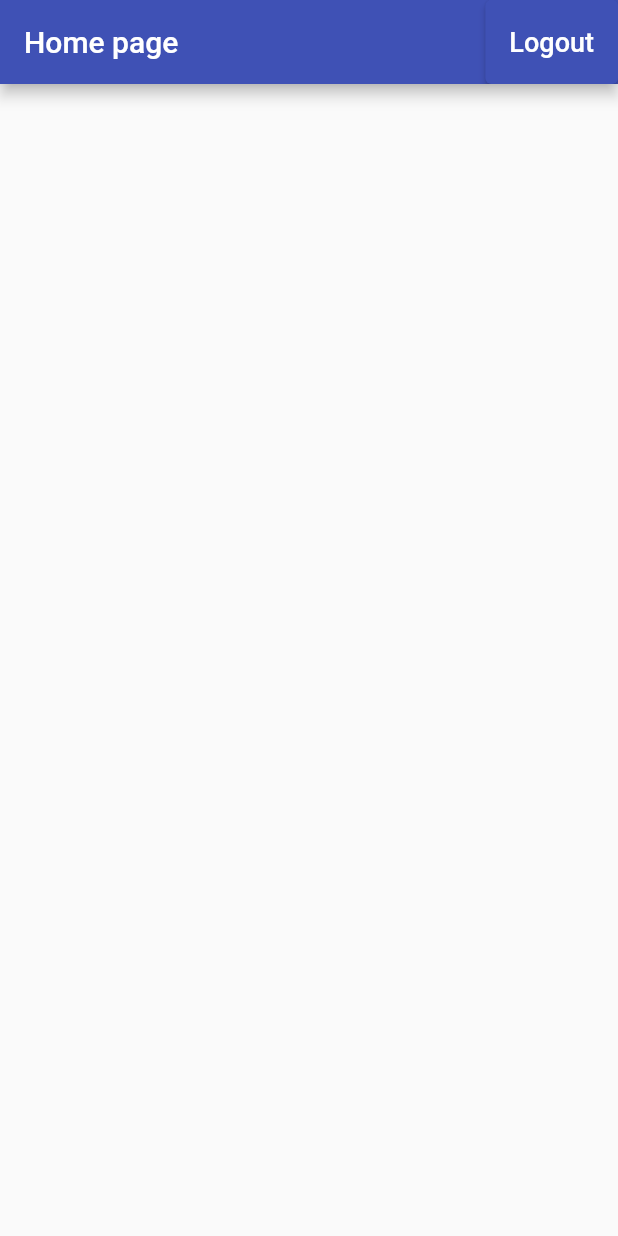
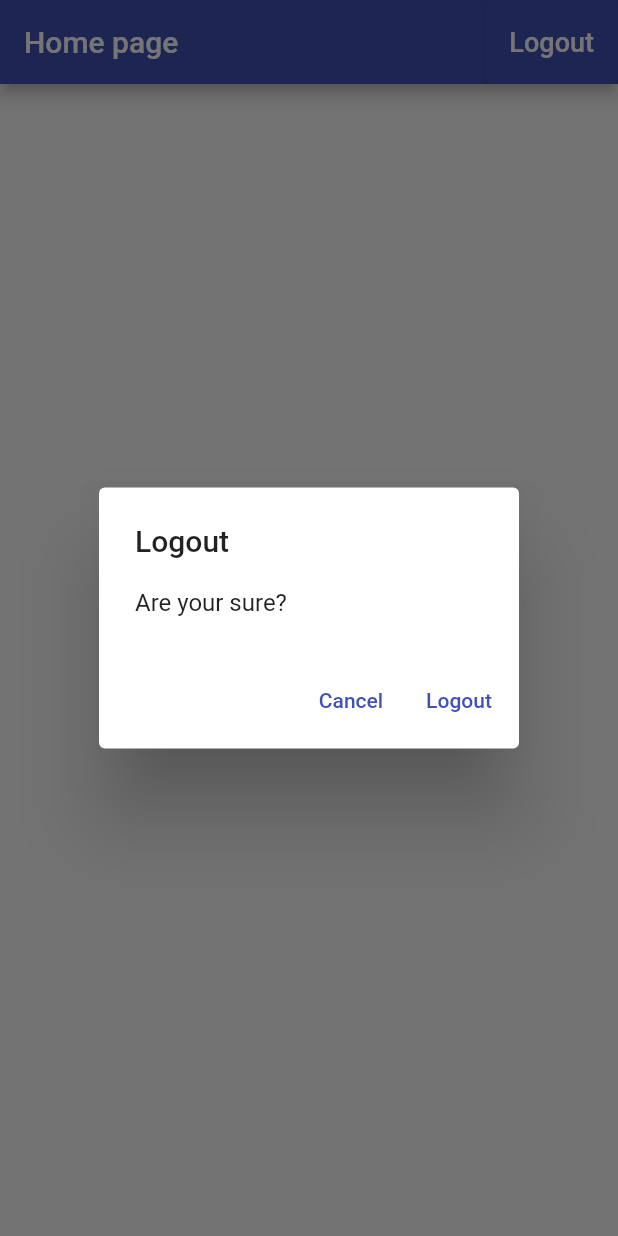
Before and after one commit to tagirahmad/time_tracker_mobile_app, a Flutter app: the screen it shows once a user with an empty profile is signed in, after a tap on "Logout", on a phone screen of 412 x 824 dp. Run offline on Flutter 3.47's test engine with Material 2 defaults, Android fonts, the phone set to English and light mode, and no system bars; our stand-ins replace firebase_auth, firebase_core, google_sign_in; missing offline and left inert: flutter_login_facebook; accounts and stored records are empty.

Commit message:
Add a sign-out confirmation dialog

```diff
--- /dev/null
+++ b/lib/app/common_widgets/show_alert_dialog.dart
@@ -0,0 +1,52 @@
+import 'dart:io';
+
+import 'package:flutter/cupertino.dart';
+import 'package:flutter/material.dart';
+
+Future<dynamic> showAlertDialog(
+  BuildContext context, {
+  required String title,
+  required String content,
+  String? cancelActionText,
+  required String defaultActionText,
+}) {
+  if (!Platform.isIOS) {
+    return showDialog(
+      context: context,
+      builder: (context) => AlertDialog(
+        title: Text(title),
+        content: Text(content),
+        actions: [
+          if (cancelActionText != null)
+            TextButton(
+              child: Text(cancelActionText),
+              onPressed: () => Navigator.of(context).pop(false),
+            ),
+          TextButton(
+            child: Text(defaultActionText),
+            onPressed: () => Navigator.of(context).pop(true),
+          )
+        ],
+      ),
+    );
+  } else {
+    return showCupertinoDialog(
+      context: context,
+      builder: (context) => CupertinoAlertDialog(
+        title: Text(title),
+        content: Text(content),
+        actions: [
+          if (cancelActionText != null)
+            CupertinoDialogAction(
+              child: Text(cancelActionText),
+              onPressed: () => Navigator.of(context).pop(false),
+            ),
+          CupertinoDialogAction(
+            child: Text(defaultActionText),
+            onPressed: () => Navigator.of(context).pop(true),
+          )
+        ],
+      ),
+    );
+  }
+}
--- a/lib/app/home_page.dart
+++ b/lib/app/home_page.dart
@@ -1,4 +1,5 @@
 import 'package:flutter/material.dart';
+import 'package:time_tracker_flutter_course/app/common_widgets/show_alert_dialog.dart';
 import 'package:time_tracker_flutter_course/services/auth.dart';
 
 class HomePage extends StatelessWidget {
@@ -17,6 +18,20 @@ class HomePage extends StatelessWidget {
     }
   }
 
+  Future<void> _confirmSingOut(BuildContext context) async {
+    final didRequestSignOut = await showAlertDialog(
+      context,
+      title: 'Logout',
+      content: 'Are your sure?',
+      cancelActionText: 'Cancel',
+      defaultActionText: 'Logout',
+    );
+
+    if (didRequestSignOut == true) {
+      await _singOut();
+    }
+  }
+
   @override
   Widget build(BuildContext context) {
     return Scaffold(
@@ -24,7 +39,7 @@ class HomePage extends StatelessWidget {
         title: Text('Home page'),
         actions: [
           ElevatedButton(
-            onPressed: _singOut,
+            onPressed: () => _confirmSingOut(context),
             child: Text(
               'Logout',
               style: TextStyle(
```
Also changed, not shown: lib/app/sign_in/email_sign_in_form.dart (+12 -4 lines).
